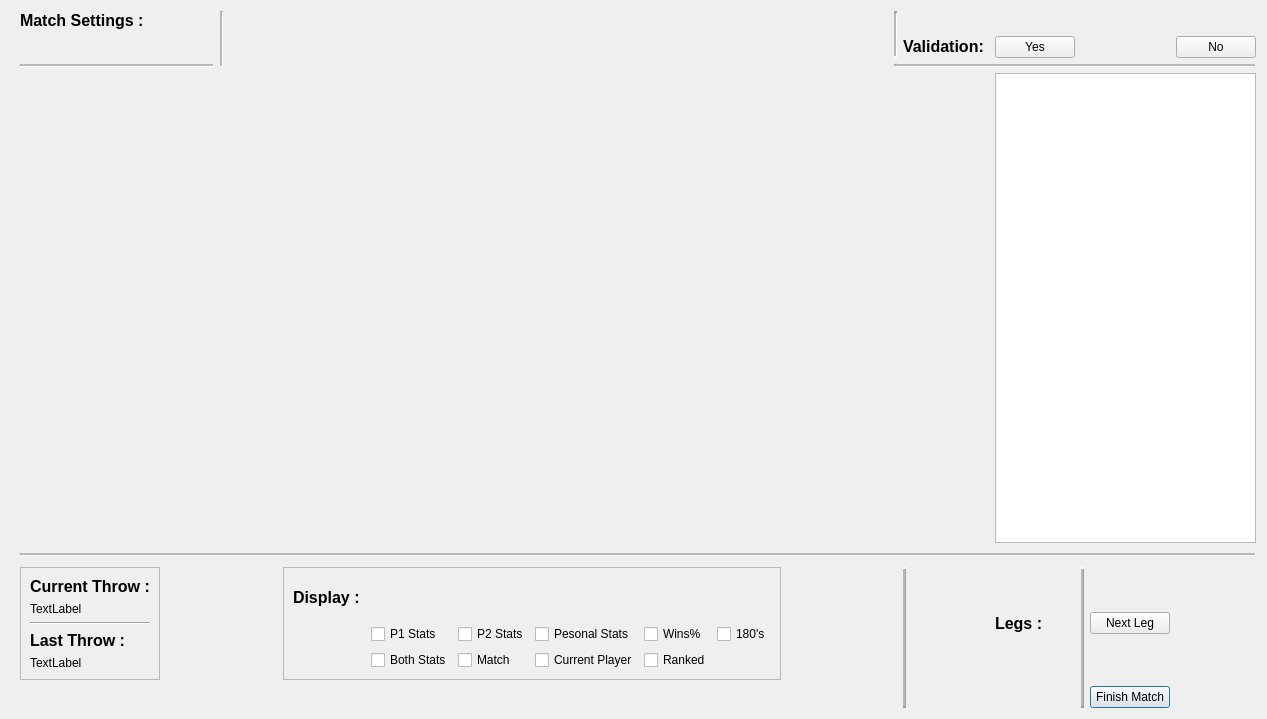
Qt form scorerview.ui (dartbois/CombinedDarts) before a commit.
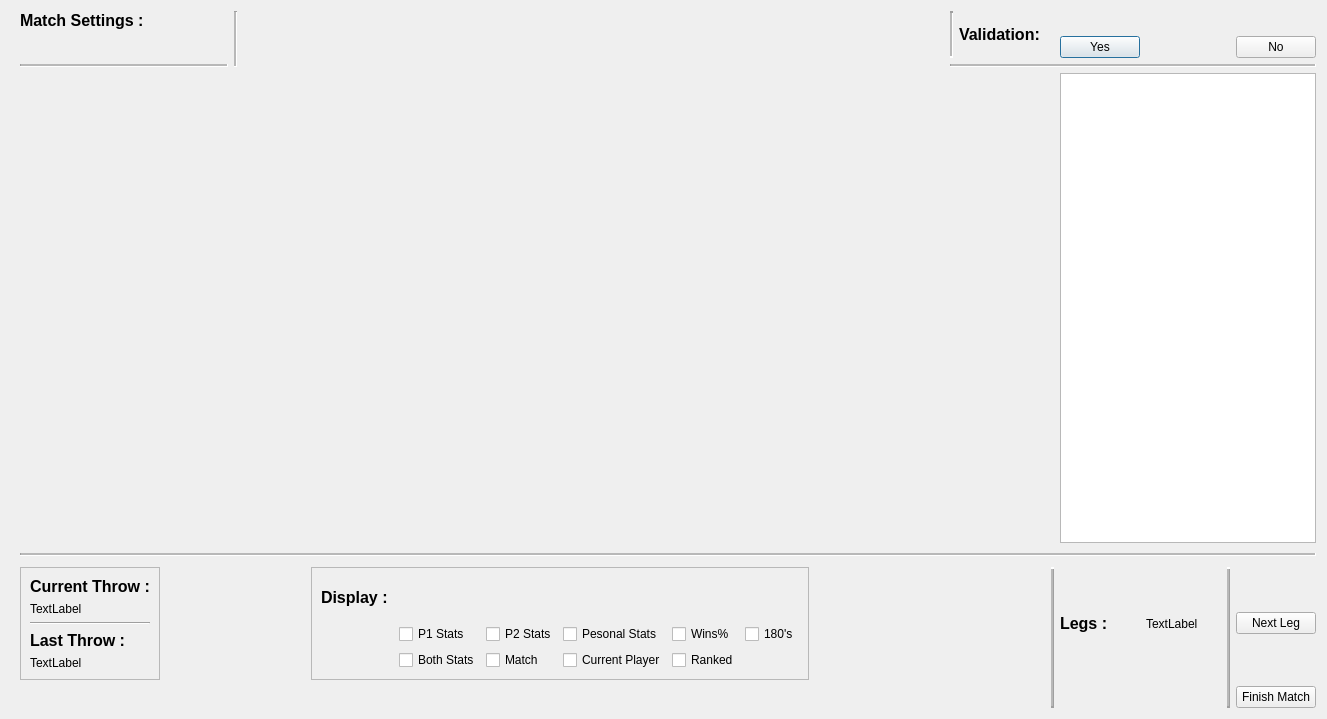
The same form after that commit. Custom widgets are drawn as their Qt base class.

Patch:
```diff
--- a/scorerview.ui
+++ b/scorerview.ui
@@ -6,7 +6,7 @@
    <rect>
     <x>0</x>
     <y>0</y>
-    <width>1267</width>
+    <width>1327</width>
     <height>719</height>
    </rect>
   </property>
@@ -17,14 +17,14 @@
    <string>Dialog</string>
   </property>
   <layout class="QGridLayout" name="gridLayout">
-   <item row="9" column="17">
-    <widget class="QPushButton" name="pushButton_4">
+   <item row="0" column="19">
+    <widget class="QLabel" name="SlineThree">
      <property name="text">
-      <string>Finish Match</string>
+      <string/>
      </property>
     </widget>
    </item>
-   <item row="8" column="15" alignment="Qt::AlignVCenter">
+   <item row="8" column="16" alignment="Qt::AlignVCenter">
     <widget class="QLabel" name="label_6">
      <property name="text">
       <string>&lt;html&gt;&lt;head/&gt;&lt;body&gt;&lt;p&gt;&lt;span style=&quot; font-size:12pt; font-weight:600;&quot;&gt;Legs&lt;/span&gt;&lt;span style=&quot; font-size:12pt; font-weight:600;&quot;&gt; :&lt;/span&gt;&lt;/p&gt;&lt;/body&gt;&lt;/html&gt;</string>
@@ -41,13 +41,20 @@
      </property>
     </widget>
    </item>
-   <item row="1" column="15">
-    <widget class="QPushButton" name="pushButton">
+   <item row="1" column="16">
+    <widget class="QPushButton" name="ValadationYes">
      <property name="text">
       <string>Yes</string>
      </property>
     </widget>
    </item>
+   <item row="8" column="19">
+    <widget class="QPushButton" name="pushButton_3">
+     <property name="text">
+      <string>Next Leg</string>
+     </property>
+    </widget>
+   </item>
    <item row="8" column="2">
     <widget class="QFrame" name="frame">
      <property name="frameShape">
@@ -95,8 +102,8 @@
      </layout>
     </widget>
    </item>
-   <item row="1" column="18" alignment="Qt::AlignLeft">
-    <widget class="QPushButton" name="pushButton_2">
+   <item row="1" column="19" alignment="Qt::AlignLeft">
+    <widget class="QPushButton" name="ValadationNo">
      <property name="text">
       <string>No</string>
      </property>
@@ -112,7 +119,7 @@
      </property>
     </widget>
    </item>
-   <item row="8" column="14" rowspan="2">
+   <item row="8" column="15" rowspan="2">
     <widget class="Line" name="line_5">
      <property name="baseSize">
       <size>
@@ -141,25 +148,6 @@
      </property>
     </widget>
    </item>
-   <item row="8" column="16" rowspan="2">
-    <widget class="Line" name="line_9">
-     <property name="autoFillBackground">
-      <bool>false</bool>
-     </property>
-     <property name="frameShadow">
-      <enum>QFrame::Raised</enum>
-     </property>
-     <property name="lineWidth">
-      <number>2</number>
-     </property>
-     <property name="midLineWidth">
-      <number>2</number>
-     </property>
-     <property name="orientation">
-      <enum>Qt::Vertical</enum>
-     </property>
-    </widget>
-   </item>
    <item row="0" column="13" rowspan="2">
     <widget class="Line" name="line_11">
      <property name="lineWidth">
@@ -173,31 +161,28 @@
      </property>
     </widget>
    </item>
-   <item row="8" column="17">
-    <widget class="QPushButton" name="pushButton_3">
-     <property name="text">
-      <string>Next Leg</string>
-     </property>
-    </widget>
-   </item>
-   <item row="3" column="2" colspan="13">
-    <widget class="Widget" name="widget" native="true">
-     <property name="baseSize">
-      <size>
-       <width>1000</width>
-       <height>1000</height>
-      </size>
-     </property>
-    </widget>
-   </item>
-   <item row="1" column="14" alignment="Qt::AlignRight">
+   <item row="0" column="14" rowspan="2">
     <widget class="QLabel" name="label_4">
      <property name="text">
       <string>&lt;html&gt;&lt;head/&gt;&lt;body&gt;&lt;p&gt;&lt;span style=&quot; font-size:12pt; font-weight:600;&quot;&gt;Validation: &lt;/span&gt;&lt;/p&gt;&lt;/body&gt;&lt;/html&gt;</string>
      </property>
     </widget>
    </item>
-   <item row="3" column="15" colspan="4">
+   <item row="0" column="16">
+    <widget class="QLabel" name="SlingOne">
+     <property name="text">
+      <string/>
+     </property>
+    </widget>
+   </item>
+   <item row="9" column="19">
+    <widget class="QPushButton" name="pushButton_4">
+     <property name="text">
+      <string>Finish Match</string>
+     </property>
+    </widget>
+   </item>
+   <item row="3" column="16" colspan="4">
     <widget class="QTableWidget" name="tableWidget">
      <property name="maximumSize">
       <size>
@@ -217,7 +202,7 @@
      </property>
     </widget>
    </item>
-   <item row="2" column="13" colspan="6">
+   <item row="2" column="13" colspan="7">
     <widget class="Line" name="line_6">
      <property name="midLineWidth">
       <number>2</number>
@@ -309,7 +294,7 @@
      </layout>
     </widget>
    </item>
-   <item row="5" column="2" rowspan="3" colspan="17">
+   <item row="5" column="2" rowspan="3" colspan="18">
     <widget class="Line" name="line_2">
      <property name="midLineWidth">
       <number>2</number>
@@ -319,6 +304,49 @@
      </property>
     </widget>
    </item>
+   <item row="8" column="18" rowspan="2">
+    <widget class="Line" name="line_9">
+     <property name="autoFillBackground">
+      <bool>false</bool>
+     </property>
+     <property name="frameShadow">
+      <enum>QFrame::Raised</enum>
+     </property>
+     <property name="lineWidth">
+      <number>2</number>
+     </property>
+     <property name="midLineWidth">
+      <number>2</number>
+     </property>
+     <property name="orientation">
+      <enum>Qt::Vertical</enum>
+     </property>
+    </widget>
+   </item>
+   <item row="8" column="17">
+    <widget class="QLabel" name="LegNumber">
+     <property name="text">
+      <string>TextLabel</string>
+     </property>
+    </widget>
+   </item>
+   <item row="0" column="17">
+    <widget class="QLabel" name="SlingTwo">
+     <property name="text">
+      <string/>
+     </property>
+    </widget>
+   </item>
+   <item row="3" column="2" colspan="13">
+    <widget class="Widget" name="widget" native="true">
+     <property name="baseSize">
+      <size>
+       <width>1000</width>
+       <height>1000</height>
+      </size>
+     </property>
+    </widget>
+   </item>
   </layout>
   <zorder>line_2</zorder>
   <zorder>line_8</zorder>
```
Left out of the diff: 18 changed lines with no effect on the pictures.
